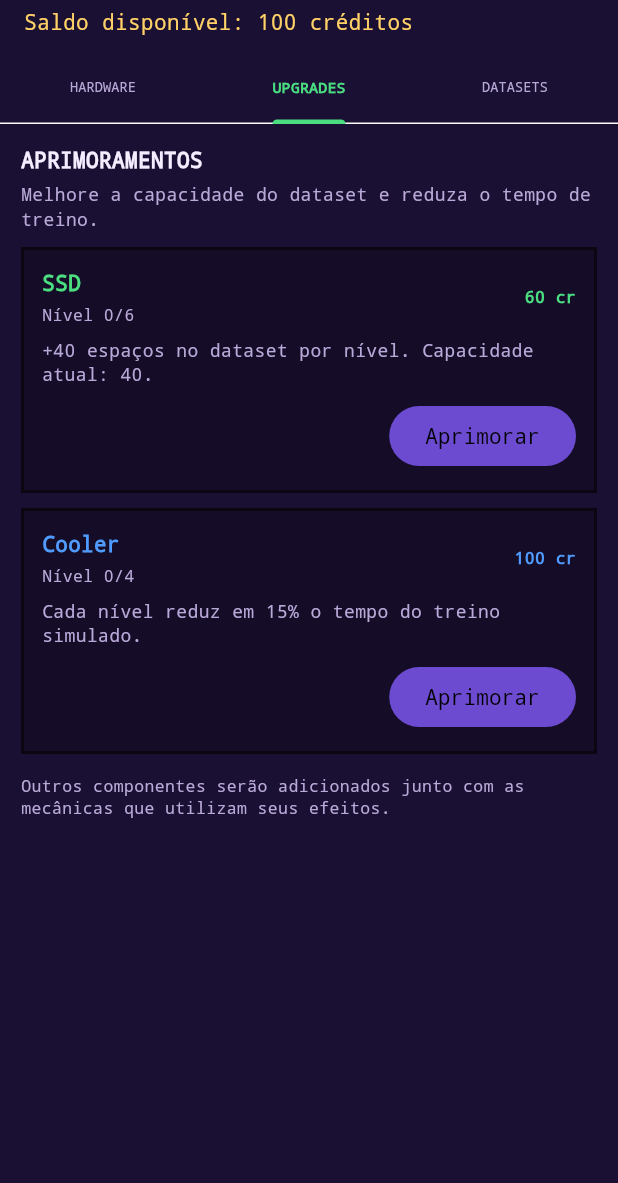
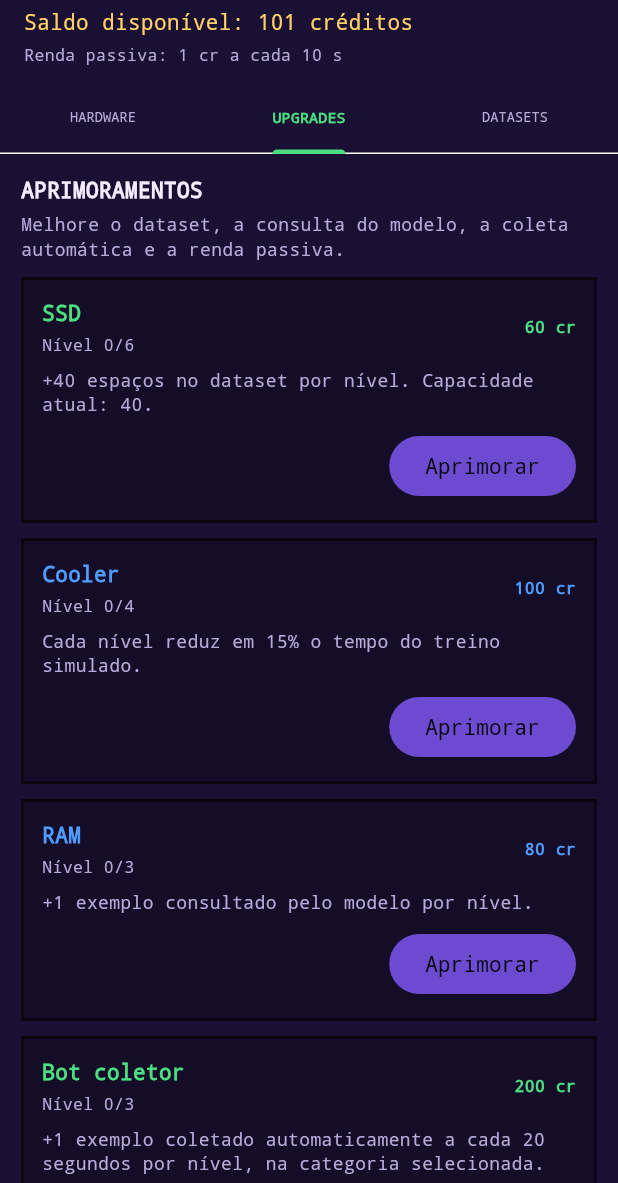
Before and after one commit to heber0s/llm_os, a Flutter app: the PixelStoreView widget shown alone on an empty page, opened directly, tab 2 chosen, on a phone screen of 412 x 824 dp, the part 53-1236 px from its top. Run offline on Flutter 3.47's test engine with Material 3 defaults, Android fonts, the phone set to English and light mode, and no system bars; our stand-ins replace equatable, flutter_bloc, shared_preferences; accounts and stored records are empty.

Commit message:
add feature renda passiva

```diff
--- a/lib/features/jogo/bloc/jogo_bloc.dart
+++ b/lib/features/jogo/bloc/jogo_bloc.dart
@@ -1,3 +1,4 @@
+import 'dart:async';
 import 'dart:math';
 
 import 'package:equatable/equatable.dart';
@@ -102,6 +103,14 @@ class DataMarketVendaSolicitada extends JogoEvento {
   const DataMarketVendaSolicitada();
 }
 
+class RendaPassivaTick extends JogoEvento {
+  const RendaPassivaTick();
+}
+
+class BotColetaTick extends JogoEvento {
+  const BotColetaTick();
+}
+
 abstract final class CatalogoLoja {
   static const List<int> precosHardware = [0, 150, 500, 1500];
   static const List<String> nomesHardware = [
@@ -128,8 +137,14 @@ abstract final class CatalogoLoja {
   };
   static const int precoBaseSsd = 60;
   static const int precoBaseCooler = 100;
+  static const int precoBaseRam = 80;
+  static const int precoBaseBot = 200;
+  static const int precoBaseInternet = 120;
   static int precoSsd(int nivel) => precoBaseSsd * (nivel + 1);
   static int precoCooler(int nivel) => precoBaseCooler * (nivel + 1);
+  static int precoRam(int nivel) => precoBaseRam * (nivel + 1);
+  static int precoBot(int nivel) => precoBaseBot * (nivel + 1);
+  static int precoInternet(int nivel) => precoBaseInternet * (nivel + 1);
 }
 
 abstract final class AtividadesNavegador {
@@ -151,6 +166,9 @@ class JogoEstado extends Equatable {
     this.nivelHardware = 0,
     this.nivelSsd = 0,
     this.nivelCooler = 0,
+    this.nivelRam = 0,
+    this.nivelBot = 0,
+    this.nivelInternet = 0,
     this.categoriasLiberadas = const {'geo', 'mat', 'nat'},
     this.epocasTreinadas = 0,
     this.dados = const [],
@@ -174,6 +192,9 @@ class JogoEstado extends Equatable {
   final int nivelHardware;
   final int nivelSsd;
   final int nivelCooler;
+  final int nivelRam;
+  final int nivelBot;
+  final int nivelInternet;
   final Set<String> categoriasLiberadas;
   final int epocasTreinadas;
   final List<DadoTreino> dados;
@@ -194,6 +215,11 @@ class JogoEstado extends Equatable {
 
   int get quantidadeDados => dados.length;
   int get capacidadeDados => 40 + (nivelSsd * 40);
+  int get rendaPassivaPorCiclo {
+    const rendasHardware = [1, 3, 6, 12];
+    final nivel = nivelHardware.clamp(0, rendasHardware.length - 1).toInt();
+    return rendasHardware[nivel] + (nivelInternet * 2);
+  }
   int get espacoLivre => capacidadeDados > quantidadeDados
       ? capacidadeDados - quantidadeDados
       : 0;
@@ -205,6 +231,9 @@ class JogoEstado extends Equatable {
     int? nivelHardware,
     int? nivelSsd,
     int? nivelCooler,
+    int? nivelRam,
+    int? nivelBot,
+    int? nivelInternet,
     Set<String>? categoriasLiberadas,
     int? epocasTreinadas,
     List<DadoTreino>? dados,
@@ -230,6 +259,9 @@ class JogoEstado extends Equatable {
         nivelHardware: nivelHardware ?? this.nivelHardware,
         nivelSsd: nivelSsd ?? this.nivelSsd,
         nivelCooler: nivelCooler ?? this.nivelCooler,
+        nivelRam: nivelRam ?? this.nivelRam,
+        nivelBot: nivelBot ?? this.nivelBot,
+        nivelInternet: nivelInternet ?? this.nivelInternet,
         categoriasLiberadas: categoriasLiberadas ?? this.categoriasLiberadas,
         epocasTreinadas: epocasTreinadas ?? this.epocasTreinadas,
         dados: dados ?? this.dados,
@@ -269,6 +301,9 @@ class JogoEstado extends Equatable {
       nivelHardware: _inteiro(json['nivelHardware'], 0),
       nivelSsd: _inteiro(json['nivelSsd'], 0),
       nivelCooler: _inteiro(json['nivelCooler'], 0),
+      nivelRam: _inteiro(json['nivelRam'], 0),
+      nivelBot: _inteiro(json['nivelBot'], 0),
+      nivelInternet: _inteiro(json['nivelInternet'], 0),
       rotuloSequencia: _inteiro(json['rotuloSequencia'], 0),
       categoriasLiberadas: json['categoriasLiberadas'] is List
           ? (json['categoriasLiberadas'] as List).whereType<String>().toSet()
@@ -289,6 +324,9 @@ class JogoEstado extends Equatable {
         'nivelHardware': nivelHardware,
         'nivelSsd': nivelSsd,
         'nivelCooler': nivelCooler,
+        'nivelRam': nivelRam,
+        'nivelBot': nivelBot,
+        'nivelInternet': nivelInternet,
         'categoriasLiberadas': categoriasLiberadas.toList(growable: false),
         'perguntasVendidas': perguntasVendidas.toList(growable: false),
         'rotuloSequencia': rotuloSequencia,
@@ -306,6 +344,9 @@ class JogoEstado extends Equatable {
         nivelHardware,
         nivelSsd,
         nivelCooler,
+        nivelRam,
+        nivelBot,
+        nivelInternet,
         categoriasLiberadas,
         rotuloPergunta,
         rotuloResposta,
@@ -332,9 +373,13 @@ class JogoBloc extends Bloc<JogoEvento, JogoEstado> {
     Random? aleatorio,
     Duration duracaoTreino = const Duration(seconds: 10),
     Duration intervaloTreino = const Duration(milliseconds: 200),
+    Duration intervaloRenda = const Duration(seconds: 10),
+    Duration intervaloBot = const Duration(seconds: 20),
   })  : _aleatorio = aleatorio ?? Random(),
         _duracaoTreino = duracaoTreino,
         _intervaloTreino = intervaloTreino,
+        _intervaloRenda = intervaloRenda,
+        _intervaloBot = intervaloBot,
         super(const JogoEstado()) {
     on<JogoInicializacaoSolicitada>(_inicializar);
     on<JogoReiniciadoSolicitado>(_reiniciar);
@@ -352,13 +397,32 @@ class JogoBloc extends Bloc<JogoEvento, JogoEstado> {
     on<DigitaJaNovaFraseSolicitada>(_novaFraseDigita);
     on<DigitaJaRespostaEnviada>(_responderDigita);
     on<DataMarketVendaSolicitada>(_venderNoDataMarket);
+    on<RendaPassivaTick>(_tickRenda);
+    on<BotColetaTick>(_tickBot);
+    _timerRenda = Timer.periodic(_intervaloRenda, (_) {
+      if (!isClosed) add(const RendaPassivaTick());
+    });
+    _timerBot = Timer.periodic(_intervaloBot, (_) {
+      if (!isClosed) add(const BotColetaTick());
+    });
   }
 
   final JogoRepositorio _repositorio;
   final Random _aleatorio;
   final Duration _duracaoTreino;
   final Duration _intervaloTreino;
+  final Duration _intervaloRenda;
+  final Duration _intervaloBot;
+  late final Timer _timerRenda;
+  late final Timer _timerBot;
   int _sequenciaId = 0;
+
+  @override
+  Future<void> close() {
+    _timerRenda.cancel();
+    _timerBot.cancel();
+    return super.close();
+  }
 
   Future<void> _inicializar(
     JogoInicializacaoSolicitada evento,
@@ -671,11 +735,17 @@ class JogoBloc extends Bloc<JogoEvento, JogoEstado> {
     final nivelAtual = switch (evento.upgradeId) {
       'ssd' => state.nivelSsd,
       'cooler' => state.nivelCooler,
+      'ram' => state.nivelRam,
+      'bot' => state.nivelBot,
+      'internet' => state.nivelInternet,
       _ => null,
     };
     final nivelMaximo = switch (evento.upgradeId) {
       'ssd' => 6,
       'cooler' => 4,
+      'ram' => 3,
+      'bot' => 3,
+      'internet' => 5,
       _ => 0,
     };
     if (nivelAtual == null) {
@@ -686,23 +756,36 @@ class JogoBloc extends Bloc<JogoEvento, JogoEstado> {
       await _publicar(state.copyWith(mensagem: 'Esse upgrade já está no nível máximo.'), emit);
       return;
     }
-    final custo = evento.upgradeId == 'ssd'
-        ? CatalogoLoja.precoSsd(nivelAtual)
-        : CatalogoLoja.precoCooler(nivelAtual);
+    final custo = switch (evento.upgradeId) {
+      'ssd' => CatalogoLoja.precoSsd(nivelAtual),
+      'cooler' => CatalogoLoja.precoCooler(nivelAtual),
+      'ram' => CatalogoLoja.precoRam(nivelAtual),
+      'bot' => CatalogoLoja.precoBot(nivelAtual),
+      _ => CatalogoLoja.precoInternet(nivelAtual),
+    };
     if (state.creditos < custo) {
       await _publicar(state.copyWith(mensagem: 'Upgrade custa $custo créditos; saldo insuficiente.'), emit);
       return;
     }
     final novoNivel = nivelAtual + 1;
-    final atualizado = evento.upgradeId == 'ssd'
-        ? state.copyWith(nivelSsd: novoNivel)
-        : state.copyWith(nivelCooler: novoNivel);
+    final atualizado = switch (evento.upgradeId) {
+      'ssd' => state.copyWith(nivelSsd: novoNivel),
+      'cooler' => state.copyWith(nivelCooler: novoNivel),
+      'ram' => state.copyWith(nivelRam: novoNivel),
+      'bot' => state.copyWith(nivelBot: novoNivel),
+      _ => state.copyWith(nivelInternet: novoNivel),
+    };
+    final descricao = switch (evento.upgradeId) {
+      'ssd' => 'Capacidade do dataset: ${atualizado.capacidadeDados} exemplos.',
+      'cooler' => 'O próximo treino será mais rápido.',
+      'ram' => 'Seu modelo poderá consultar ${1 + atualizado.nivelRam} exemplo(s) por resposta.',
+      'bot' => 'O bot coletará ${atualizado.nivelBot} exemplo(s) a cada 20 segundos.',
+      _ => 'Renda passiva agora: ${atualizado.rendaPassivaPorCiclo} cr a cada 10 segundos.',
+    };
     await _publicar(
       atualizado.copyWith(
         creditos: state.creditos - custo,
-        mensagem: evento.upgradeId == 'ssd'
-            ? 'SSD aprimorado para nível $novoNivel. Capacidade do dataset: ${atualizado.capacidadeDados} exemplos.'
-            : 'Cooler aprimorado para nível $novoNivel. O próximo treino será mais rápido.',
+        mensagem: '${evento.upgradeId.toUpperCase()} aprimorado para nível $novoNivel. $descricao',
       ),
       emit,
     );
@@ -882,6 +965,60 @@ class JogoBloc extends Bloc<JogoEvento, JogoEstado> {
     );
   }
 
+  Future<void> _tickRenda(
+    RendaPassivaTick evento,
+    Emitter<JogoEstado> emit,
+  ) async {
+    if (!state.carregado) return;
+    final novosCreditos = state.creditos + state.rendaPassivaPorCiclo;
+    await _publicar(state.copyWith(creditos: novosCreditos), emit);
+  }
+
+  Future<void> _tickBot(
+    BotColetaTick evento,
+    Emitter<JogoEstado> emit,
+  ) async {
+    if (!state.carregado || state.treinoEmAndamento || state.nivelBot <= 0) return;
+    if (state.espacoLivre <= 0 || !state.categoriasLiberadas.contains(state.categoriaSelecionada)) return;
+
+    final categoriaId = state.categoriaSelecionada;
+    final categoria = BancoPerguntas.categoriaPorId(categoriaId);
+    final livres = (BancoPerguntas.perguntas[categoriaId] ?? const <PerguntaResposta>[])
+        .where((item) => !state.perguntasUsadas.contains('$categoriaId|${item.pergunta}'))
+        .toList();
+    final quantidade = min(state.nivelBot, min(state.espacoLivre, livres.length)).toInt();
+    if (quantidade <= 0) return;
+
+    final dados = [...state.dados];
+    final usadas = {...state.perguntasUsadas};
+    for (var indice = 0; indice < quantidade; indice++) {
+      final pergunta = livres.removeAt(_aleatorio.nextInt(livres.length));
+      final ruim = _aleatorio.nextDouble() < 0.30;
+      final resposta = ruim ? _respostaIncorreta(categoriaId, pergunta) : pergunta.resposta;
+      usadas.add('$categoriaId|${pergunta.pergunta}');
+      dados.insert(
+        0,
+        DadoTreino(
+          id: '${DateTime.now().microsecondsSinceEpoch}_${_sequenciaId++}',
+          categoriaId: categoriaId,
+          categoriaNome: categoria.nome,
+          pergunta: pergunta.pergunta,
+          resposta: resposta,
+          ruim: ruim,
+        ),
+      );
+    }
+
+    await _publicar(
+      state.copyWith(
+        dados: dados,
+        perguntasUsadas: usadas,
+        mensagem: 'Bot coletor adicionou $quantidade exemplo(s) de ${categoria.nome}.',
+      ),
+      emit,
+    );
+  }
+
   Future<void> _publicar(JogoEstado novoEstado, Emitter<JogoEstado> emit) async {
     emit(novoEstado);
     try {
--- a/lib/features/loja/view/pixel_store_view.dart
+++ b/lib/features/loja/view/pixel_store_view.dart
@@ -32,6 +32,11 @@ class PixelStoreView extends StatelessWidget {
                     Text(
                       'Saldo disponível: ${estado.creditos} créditos',
                       style: const TextStyle(color: PixelTheme.amarelo),
+                    ),
+                    const SizedBox(height: 4),
+                    Text(
+                      'Renda passiva: ${estado.rendaPassivaPorCiclo} cr a cada 10 s',
+                      style: const TextStyle(color: PixelTheme.textoSuave, fontSize: 11),
                     ),
                   ],
                 ),
@@ -134,7 +139,7 @@ class _UpgradesTab extends StatelessWidget {
         children: [
           const _SectionIntro(
             title: 'APRIMORAMENTOS',
-            description: 'Melhore a capacidade do dataset e reduza o tempo de treino.',
+            description: 'Melhore o dataset, a consulta do modelo, a coleta automática e a renda passiva.',
           ),
           const SizedBox(height: 10),
           _StoreCard(
@@ -163,9 +168,42 @@ class _UpgradesTab extends StatelessWidget {
                 estado.creditos >= CatalogoLoja.precoCooler(estado.nivelCooler),
             onPressed: () => context.read<JogoBloc>().add(const UpgradeCompraSolicitada('cooler')),
           ),
+          _StoreCard(
+            title: 'RAM',
+            subtitle: 'Nível ${estado.nivelRam}/3',
+            description: '+1 exemplo consultado pelo modelo por nível.',
+            accent: const Color(0xFF4F9BFF),
+            status: estado.nivelRam >= 3 ? 'MAX' : '${CatalogoLoja.precoRam(estado.nivelRam)} cr',
+            actionLabel: estado.nivelRam >= 3 ? null : 'Aprimorar',
+            actionEnabled: estado.carregado && !estado.treinoEmAndamento &&
+                estado.nivelRam < 3 && estado.creditos >= CatalogoLoja.precoRam(estado.nivelRam),
+            onPressed: () => context.read<JogoBloc>().add(const UpgradeCompraSolicitada('ram')),
+          ),
+          _StoreCard(
+            title: 'Bot coletor',
+            subtitle: 'Nível ${estado.nivelBot}/3',
+            description: '+1 exemplo coletado automaticamente a cada 20 segundos por nível, na categoria selecionada.',
+            accent: PixelTheme.verde,
+            status: estado.nivelBot >= 3 ? 'MAX' : '${CatalogoLoja.precoBot(estado.nivelBot)} cr',
+            actionLabel: estado.nivelBot >= 3 ? null : 'Aprimorar',
+            actionEnabled: estado.carregado && !estado.treinoEmAndamento &&
+                estado.nivelBot < 3 && estado.creditos >= CatalogoLoja.precoBot(estado.nivelBot),
+            onPressed: () => context.read<JogoBloc>().add(const UpgradeCompraSolicitada('bot')),
+          ),
+          _StoreCard(
+            title: 'Internet',
+            subtitle: 'Nível ${estado.nivelInternet}/5',
+            description: '+2 créditos de renda passiva por nível, recebidos a cada 10 segundos.',
+            accent: PixelTheme.amarelo,
+            status: estado.nivelInternet >= 5 ? 'MAX' : '${CatalogoLoja.precoInternet(estado.nivelInternet)} cr',
+            actionLabel: estado.nivelInternet >= 5 ? null : 'Aprimorar',
+            actionEnabled: estado.carregado && !estado.treinoEmAndamento &&
+                estado.nivelInternet < 5 && estado.creditos >= CatalogoLoja.precoInternet(estado.nivelInternet),
+            onPressed: () => context.read<JogoBloc>().add(const UpgradeCompraSolicitada('internet')),
+          ),
           const SizedBox(height: 4),
           const Text(
-            'Outros componentes serão adicionados junto com as mecânicas que utilizam seus efeitos.',
+            'O bot respeita a capacidade livre do dataset e não repete perguntas já coletadas.',
             style: TextStyle(color: PixelTheme.textoSuave, fontSize: 11, height: 1.4),
           ),
         ],
```
Also changed, not shown: 2 other files.
